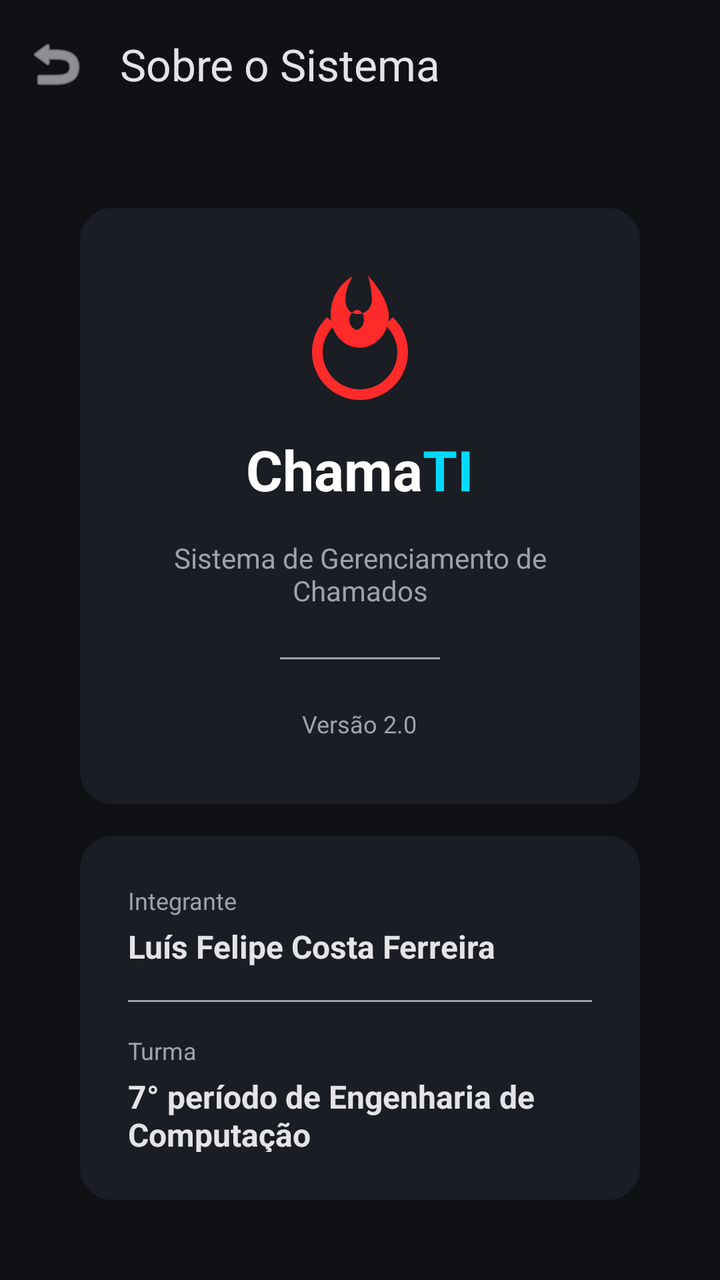
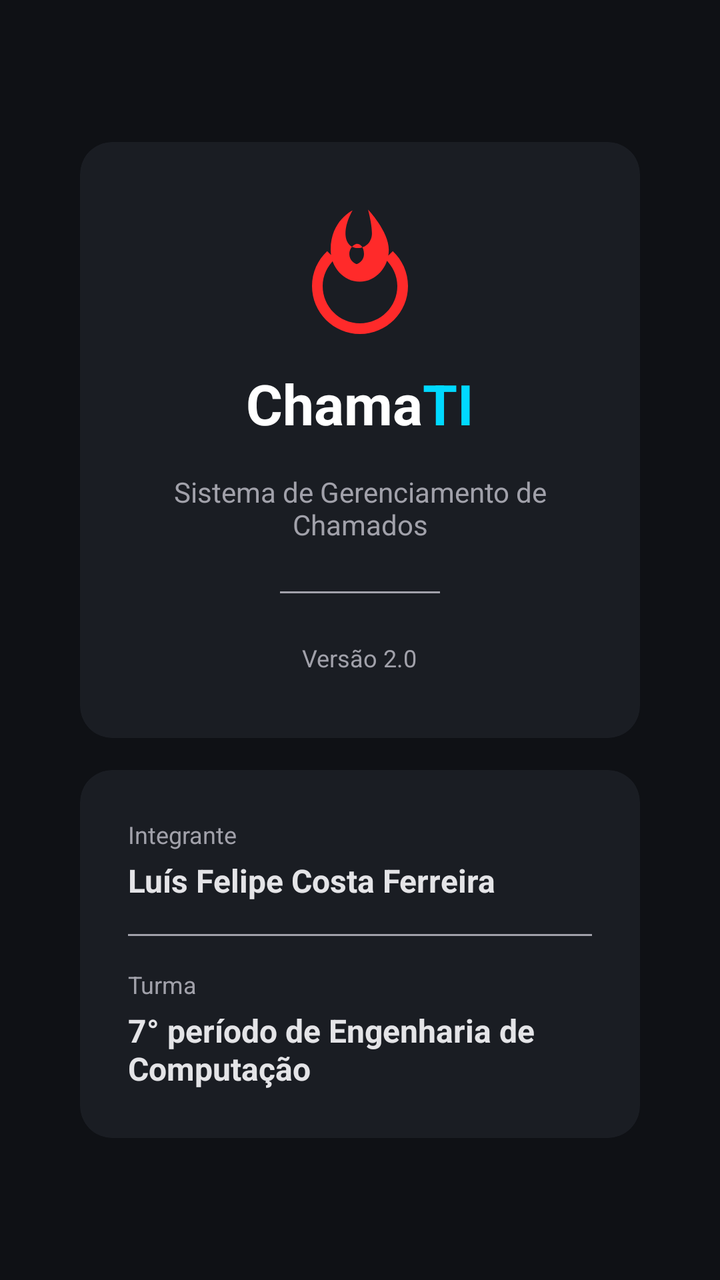

Two renders of the same Android screen: before a commit and after it. Below are the layout's source before the change and the commit's diff.
<!-- AndroidManifest.xml: application theme Theme.ChamaTI -->
<!-- res/layout/activity_sobre.xml -->
<?xml version="1.0" encoding="utf-8"?>
<LinearLayout xmlns:android="http://schemas.android.com/apk/res/android"
    xmlns:app="http://schemas.android.com/apk/res-auto"
    android:layout_width="match_parent"
    android:layout_height="match_parent"
    android:background="@color/background_dark"
    android:orientation="vertical">

    <com.google.android.material.appbar.MaterialToolbar
        android:id="@+id/toolbar"
        android:layout_width="match_parent"
        android:layout_height="?attr/actionBarSize"
        android:background="@color/background_dark"
        app:title="Sobre o Sistema"
        app:titleTextColor="@color/text_primary"
        app:navigationIcon="@android:drawable/ic_menu_revert"
        app:navigationIconTint="@color/text_primary" />

    <LinearLayout
        android:layout_width="match_parent"
        android:layout_height="match_parent"
        android:gravity="center"
        android:orientation="vertical"
        android:padding="40dp">

        <com.google.android.material.card.MaterialCardView
            android:layout_width="match_parent"
            android:layout_height="wrap_content"
            app:cardCornerRadius="16dp">

            <LinearLayout
                android:layout_width="match_parent"
                android:layout_height="wrap_content"
                android:gravity="center"
                android:orientation="vertical"
                android:padding="32dp">

                <ImageView
                    android:layout_width="64dp"
                    android:layout_height="64dp"
                    android:src="@drawable/ic_fire" />

                <LinearLayout
                    android:layout_width="wrap_content"
                    android:layout_height="wrap_content"
                    android:layout_marginTop="16dp"
                    android:orientation="horizontal">

                    <TextView
                        android:layout_width="wrap_content"
                        android:layout_height="wrap_content"
                        android:text="Chama"
                        android:textColor="@color/white"
                        android:textSize="28sp"
                        android:textStyle="bold" />

                    <TextView
                        android:layout_width="wrap_content"
                        android:layout_height="wrap_content"
                        android:text="TI"
                        android:textColor="@color/chama_cyan"
                        android:textSize="28sp"
                        android:textStyle="bold" />
                </LinearLayout>

                <TextView
                    android:layout_width="wrap_content"
                    android:layout_height="wrap_content"
                    android:layout_marginTop="16dp"
                    android:text="Sistema de Gerenciamento de Chamados"
                    android:textColor="@color/text_secondary"
                    android:textSize="14sp"
                    android:gravity="center" />

                <View
                    android:layout_width="80dp"
                    android:layout_height="1dp"
                    android:layout_marginTop="24dp"
                    android:layout_marginBottom="24dp"
                    android:background="@color/text_secondary" />

                <TextView
                    android:layout_width="wrap_content"
                    android:layout_height="wrap_content"
                    android:text="Versão 2.0"
                    android:textColor="@color/text_secondary"
                    android:textSize="12sp" />
            </LinearLayout>
        </com.google.android.material.card.MaterialCardView>

        <com.google.android.material.card.MaterialCardView
            android:layout_width="match_parent"
            android:layout_height="wrap_content"
            android:layout_marginTop="16dp"
            app:cardCornerRadius="16dp">

            <LinearLayout
                android:layout_width="match_parent"
                android:layout_height="wrap_content"
                android:orientation="vertical"
                android:padding="24dp">

                <TextView
                    android:layout_width="wrap_content"
                    android:layout_height="wrap_content"
                    android:text="@string/integrantes_label"
                    android:textColor="@color/text_secondary"
                    android:textSize="12sp" />

                <TextView
                    android:layout_width="wrap_content"
                    android:layout_height="wrap_content"
                    android:layout_marginTop="4dp"
                    android:text="@string/integrantes_nomes"
                    android:textColor="@color/text_primary"
                    android:textSize="16sp"
                    android:textStyle="bold" />

                <View
                    android:layout_width="match_parent"
                    android:layout_height="1dp"
                    android:layout_marginTop="16dp"
                    android:layout_marginBottom="16dp"
                    android:background="@color/text_secondary" />

                <TextView
                    android:layout_width="wrap_content"
                    android:layout_height="wrap_content"
                    android:text="@string/turma_label"
                    android:textColor="@color/text_secondary"
                    android:textSize="12sp" />

                <TextView
                    android:layout_width="wrap_content"
                    android:layout_height="wrap_content"
                    android:layout_marginTop="4dp"
                    android:text="@string/turma_valor"
                    android:textColor="@color/text_primary"
                    android:textSize="16sp"
                    android:textStyle="bold" />

            </LinearLayout>
        </com.google.android.material.card.MaterialCardView>
    </LinearLayout>
</LinearLayout>
<!-- resources referenced by this layout -->
<resources>
  <color name="background_dark">#0F1115</color>
  <color name="chama_cyan">#00D9FF</color>
  <color name="text_primary">#E4E4E7</color>
  <color name="text_secondary">#A1A1AA</color>
  <color name="white">#FFFFFFFF</color>
  <!-- drawable ic_fire (drawable) -->
  <vector xmlns:android="http://schemas.android.com/apk/res/android"
      android:width="24dp"
      android:height="24dp"
      android:viewportWidth="24"
      android:viewportHeight="24">
      <path
          android:fillColor="#FF2A2A"
          android:pathData="M13.5,0.67s0.74,2.65 0.74,4.46c0,1.55 -1.1,2.76 -2.63,2.76 -1.53,0 -2.33,-1.2 -2.33,-2.76 0,-2.14 1.34,-4.31 1.34,-4.31S6.5,2.74 6.5,8.19c0,3.31 2.44,6.01 5.45,6.01 3.01,0 5.45,-2.7 5.45,-6.01 0,-3.41 -3.9,-7.52 -3.9,-7.52zM12,11c-1.1,0 -2,-0.9 -2,-2 0,-0.85 0.51,-1.59 1.25,-1.88 0.49,-0.19 1.5,0.32 1.5,1.88 0,1.1 -0.9,2 -2,2zM12,24c4.97,0 9,-4.03 9,-9 0,-2.58 -1.09,-4.9 -2.85,-6.54l-1.45,1.44C18.11,11.23 19,13.01 19,15c0,3.87 -3.13,7 -7,7s-7,-3.13 -7,-7c0,-1.99 0.89,-3.77 2.3,-5.1l-1.45,-1.44C4.09,10.1 3,12.42 3,15c0,4.97 4.03,9 9,9z" />
  </vector>
  <string name="integrantes_label">Integrante</string>
  <string name="integrantes_nomes">Luís Felipe Costa Ferreira</string>
  <string name="turma_label">Turma</string>
  <string name="turma_valor">7° período de Engenharia de Computação</string>
  <style name="Theme.ChamaTI" parent="Base.Theme.ChamaTI" />
  <style name="Base.Theme.ChamaTI" parent="Theme.Material3.DayNight.NoActionBar">
          <item name="android:windowBackground">@color/background_dark</item>
          <item name="android:statusBarColor">@color/background_dark</item>
          <item name="android:windowLightStatusBar">false</item>
  
          <item name="colorPrimary">@color/chama_red</item>
          <item name="colorSecondary">@color/chama_cyan</item>
          <item name="android:textColorPrimary">@color/text_primary</item>
          <item name="android:textColorSecondary">@color/text_secondary</item>
  
          
          <item name="materialCardViewStyle">@style/Widget.ChamaTI.CardView</item>
          <item name="textInputStyle">@style/Widget.ChamaTI.TextInputLayout</item>
      </style>
  <color name="chama_red">#FF2A2A</color>
  <style name="Widget.ChamaTI.CardView" parent="Widget.Material3.CardView.Filled">
          <item name="cardBackgroundColor">@color/card_background</item>
          <item name="cardCornerRadius">12dp</item>
          <item name="strokeWidth">0dp</item>
      </style>
  <style name="Widget.ChamaTI.TextInputLayout" parent="Widget.Material3.TextInputLayout.FilledBox">
          <item name="boxBackgroundColor">@color/input_background</item>
          <item name="boxCornerRadiusTopStart">8dp</item>
          <item name="boxCornerRadiusTopEnd">8dp</item>
          <item name="boxCornerRadiusBottomStart">8dp</item>
          <item name="boxCornerRadiusBottomEnd">8dp</item>
          <item name="boxStrokeWidth">0dp</item>
          <item name="boxStrokeWidthFocused">1dp</item>
          <item name="hintTextColor">@color/text_secondary</item>
          <item name="android:textColorHint">@color/text_secondary</item>
      </style>
  <color name="card_background">#1A1D23</color>
  <color name="input_background">#23262D</color>
</resources>

<!-- the commit's change to res/layout/activity_sobre.xml (unified diff, before → after) -->
@@ -4,142 +4,126 @@
     android:layout_width="match_parent"
     android:layout_height="match_parent"
     android:background="@color/background_dark"
-    android:orientation="vertical">
+    android:gravity="center"
+    android:orientation="vertical"
+    android:padding="40dp">
 
-    <com.google.android.material.appbar.MaterialToolbar
-        android:id="@+id/toolbar"
+    <com.google.android.material.card.MaterialCardView
         android:layout_width="match_parent"
-        android:layout_height="?attr/actionBarSize"
-        android:background="@color/background_dark"
-        app:title="Sobre o Sistema"
-        app:titleTextColor="@color/text_primary"
-        app:navigationIcon="@android:drawable/ic_menu_revert"
-        app:navigationIconTint="@color/text_primary" />
+        android:layout_height="wrap_content"
+        app:cardCornerRadius="16dp">
 
-    <LinearLayout
-        android:layout_width="match_parent"
-        android:layout_height="match_parent"
-        android:gravity="center"
-        android:orientation="vertical"
-        android:padding="40dp">
-
-        <com.google.android.material.card.MaterialCardView
+        <LinearLayout
             android:layout_width="match_parent"
             android:layout_height="wrap_content"
-            app:cardCornerRadius="16dp">
+            android:gravity="center"
+            android:orientation="vertical"
+            android:padding="32dp">
+
+            <ImageView
+                android:layout_width="64dp"
+                android:layout_height="64dp"
+                android:src="@drawable/ic_fire" />
 
             <LinearLayout
-                android:layout_width="match_parent"
+                android:layout_width="wrap_content"
                 android:layout_height="wrap_content"
-                android:gravity="center"
-                android:orientation="vertical"
-                android:padding="32dp">
-
-                <ImageView
-                    android:layout_width="64dp"
-                    android:layout_height="64dp"
-                    android:src="@drawable/ic_fire" />
-
-                <LinearLayout
-                    android:layout_width="wrap_content"
-                    android:layout_height="wrap_content"
-                    android:layout_marginTop="16dp"
-                    android:orientation="horizontal">
-
-                    <TextView
-                        android:layout_width="wrap_content"
-                        android:layout_height="wrap_content"
-                        android:text="Chama"
-                        android:textColor="@color/white"
-                        android:textSize="28sp"
-                        android:textStyle="bold" />
-
-                    <TextView
-                        android:layout_width="wrap_content"
-                        android:layout_height="wrap_content"
-                        android:text="TI"
-                        android:textColor="@color/chama_cyan"
-                        android:textSize="28sp"
-                        android:textStyle="bold" />
-                </LinearLayout>
+                android:layout_marginTop="16dp"
+                android:orientation="horizontal">
 
                 <TextView
                     android:layout_width="wrap_content"
                     android:layout_height="wrap_content"
-                    android:layout_marginTop="16dp"
-                    android:text="Sistema de Gerenciamento de Chamados"
-                    android:textColor="@color/text_secondary"
-                    android:textSize="14sp"
-                    android:gravity="center" />
-
-                <View
-                    android:layout_width="80dp"
-                    android:layout_height="1dp"
-                    android:layout_marginTop="24dp"
-                    android:layout_marginBottom="24dp"
-                    android:background="@color/text_secondary" />
+                    android:text="Chama"
+                    android:textColor="@color/white"
+                    android:textSize="28sp"
+                    android:textStyle="bold" />
 
                 <TextView
                     android:layout_width="wrap_content"
                     android:layout_height="wrap_content"
-                    android:text="Versão 2.0"
-                    android:textColor="@color/text_secondary"
-                    android:textSize="12sp" />
+                    android:text="TI"
+                    android:textColor="@color/chama_cyan"
+                    android:textSize="28sp"
+                    android:textStyle="bold" />
             </LinearLayout>
-        </com.google.android.material.card.MaterialCardView>
 
-        <com.google.android.material.card.MaterialCardView
+            <TextView
+                android:layout_width="wrap_content"
+                android:layout_height="wrap_content"
+                android:layout_marginTop="16dp"
+                android:text="Sistema de Gerenciamento de Chamados"
+                android:textColor="@color/text_secondary"
+                android:textSize="14sp"
+                android:gravity="center" />
+
+            <View
+                android:layout_width="80dp"
+                android:layout_height="1dp"
+                android:layout_marginTop="24dp"
+                android:layout_marginBottom="24dp"
+                android:background="@color/text_secondary" />
+
+            <TextView
+                android:layout_width="wrap_content"
+                android:layout_height="wrap_content"
+                android:text="Versão 2.0"
+                android:textColor="@color/text_secondary"
+                android:textSize="12sp" />
+        </LinearLayout>
+    </com.google.android.material.card.MaterialCardView>
+
+    <com.google.android.material.card.MaterialCardView
+        android:layout_width="match_parent"
+        android:layout_height="wrap_content"
+        android:layout_marginTop="16dp"
+        app:cardCornerRadius="16dp">
+
+        <LinearLayout
             android:layout_width="match_parent"
             android:layout_height="wrap_content"
-            android:layout_marginTop="16dp"
-            app:cardCornerRadius="16dp">
+            android:orientation="vertical"
+            android:padding="24dp">
 
-            <LinearLayout
+            <TextView
+                android:layout_width="wrap_content"
+                android:layout_height="wrap_content"
+                android:text="@string/integrantes_label"
+                android:textColor="@color/text_secondary"
+                android:textSize="12sp" />
+
+            <TextView
+                android:layout_width="wrap_content"
+                android:layout_height="wrap_content"
+                android:layout_marginTop="4dp"
+                android:text="@string/integrantes_nomes"
+                android:textColor="@color/text_primary"
+                android:textSize="16sp"
+                android:textStyle="bold" />
+
+            <View
                 android:layout_width="match_parent"
+                android:layout_height="1dp"
+                android:layout_marginTop="16dp"
+                android:layout_marginBottom="16dp"
+                android:background="@color/text_secondary" />
+
+            <TextView
+                android:layout_width="wrap_content"
                 android:layout_height="wrap_content"
-                android:orientation="vertical"
-                android:padding="24dp">
+                android:text="@string/turma_label"
+                android:textColor="@color/text_secondary"
+                android:textSize="12sp" />
 
-                <TextView
-                    android:layout_width="wrap_content"
-                    android:layout_height="wrap_content"
-                    android:text="@string/integrantes_label"
-                    android:textColor="@color/text_secondary"
-                    android:textSize="12sp" />
+            <TextView
+                android:layout_width="wrap_content"
+                android:layout_height="wrap_content"
+                android:layout_marginTop="4dp"
+                android:text="@string/turma_valor"
+                android:textColor="@color/text_primary"
+                android:textSize="16sp"
+                android:textStyle="bold" />
 
-                <TextView
-                    android:layout_width="wrap_content"
-                    android:layout_height="wrap_content"
-                    android:layout_marginTop="4dp"
-                    android:text="@string/integrantes_nomes"
-                    android:textColor="@color/text_primary"
-                    android:textSize="16sp"
-                    android:textStyle="bold" />
-
-                <View
-                    android:layout_width="match_parent"
-                    android:layout_height="1dp"
-                    android:layout_marginTop="16dp"
-                    android:layout_marginBottom="16dp"
-                    android:background="@color/text_secondary" />
-
-                <TextView
-                    android:layout_width="wrap_content"
-                    android:layout_height="wrap_content"
-                    android:text="@string/turma_label"
-                    android:textColor="@color/text_secondary"
-                    android:textSize="12sp" />
-
-                <TextView
-                    android:layout_width="wrap_content"
-                    android:layout_height="wrap_content"
-                    android:layout_marginTop="4dp"
-                    android:text="@string/turma_valor"
-                    android:textColor="@color/text_primary"
-                    android:textSize="16sp"
-                    android:textStyle="bold" />
-
-            </LinearLayout>
-        </com.google.android.material.card.MaterialCardView>
-    </LinearLayout>
+        </LinearLayout>
+    </com.google.android.material.card.MaterialCardView>
 </LinearLayout>
